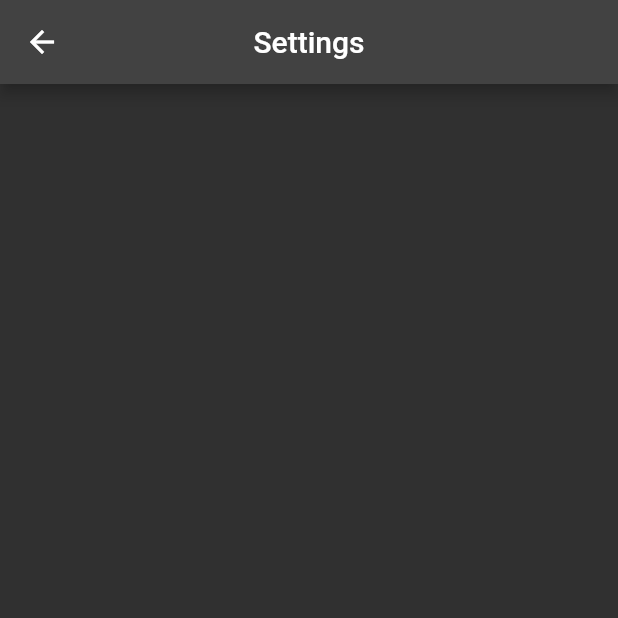
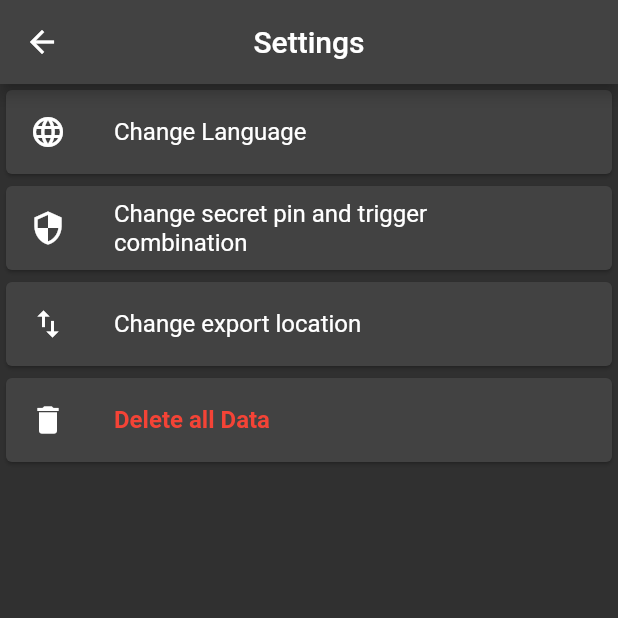
Before and after one commit to MermertH/hidden_hiding_app, a Flutter app: the SettingsScreen screen opened by its route, on a phone screen of 412 x 824 dp, the top half of it. Run offline on Flutter 3.47's test engine with Material 2 defaults, Android fonts, the phone set to English and light mode, and no system bars; our stand-ins replace chewie, file_picker, flutter_secure_storage, google_fonts, permission_handler, shared_preferences and 1 more; missing offline and left inert: lecle_flutter_absolute_path; accounts and stored records are empty.

Commit message:
settings page update

```diff
--- a/lib/screens/SecretVault/settings_screen.dart
+++ b/lib/screens/SecretVault/settings_screen.dart
@@ -8,6 +8,39 @@ class SettingsScreen extends StatefulWidget {
 }
 
 class _SettingsScreenState extends State<SettingsScreen> {
+  List<Map<String, dynamic>> buttons = [
+    {
+      "tag": "language",
+      "leading": const Icon(Icons.language),
+      "title": const Text("Change Language"),
+      "trailing": const SizedBox(),
+    },
+    {
+      "tag": "security",
+      "leading": const Icon(Icons.security),
+      "title": const Text("Change secret pin and trigger combination"),
+      "trailing": const SizedBox(),
+    },
+    {
+      "tag": "export",
+      "leading": const Icon(Icons.import_export),
+      "title": const Text("Change export location"),
+      "trailing": const SizedBox(),
+    },
+    {
+      "tag": "delete",
+      "leading": const Icon(Icons.delete),
+      "title": const Text(
+        "Delete all Data",
+        style: TextStyle(
+          color: Colors.red,
+          fontWeight: FontWeight.bold,
+        ),
+      ),
+      "trailing": const SizedBox(),
+    },
+  ];
+
   @override
   Widget build(BuildContext context) {
     return Scaffold(
@@ -16,7 +49,23 @@ class _SettingsScreenState extends State<SettingsScreen> {
         centerTitle: true,
       ),
       body: Column(
-        children: const [],
+        mainAxisSize: MainAxisSize.min,
+        children: [
+          Expanded(
+            child: ListView.builder(
+              itemCount: buttons.length,
+              shrinkWrap: true,
+              itemBuilder: (context, index) => Card(
+                child: ListTile(
+                  onTap: () {},
+                  leading: buttons[index]["leading"],
+                  title: buttons[index]["title"],
+                  trailing: buttons[index]["trailing"],
+                ),
+              ),
+            ),
+          ),
+        ],
       ),
     );
   }
--- a/lib/screens/SecretVault/vault_main_screen.dart
+++ b/lib/screens/SecretVault/vault_main_screen.dart
@@ -65,7 +65,7 @@ class _VaultMainScreenState extends State<VaultMainScreen> {
         ),
         onPressed: () {
           showDialog(context: context, builder: (context) => addFileDialog())
-              .then((value) => value ? getStorageItems() : value);
+              .then((value) => value ? getStorageItems() : false);
         },
       ),
       appBar: AppBar(
@@ -121,7 +121,7 @@ class _VaultMainScreenState extends State<VaultMainScreen> {
                             builder: (context) {
                               return exportOrDeleteMediaFileDialog(index);
                             },
-                          ).then((value) => value ? getStorageItems() : value);
+                          ).then((value) => value ? getStorageItems() : false);
                         },
                         child: AspectRatio(
                           aspectRatio: 16 / 9,
```
Also changed, not shown: lib/screens/SecretVault/widgets/video_player.dart (+10 -8 lines).
